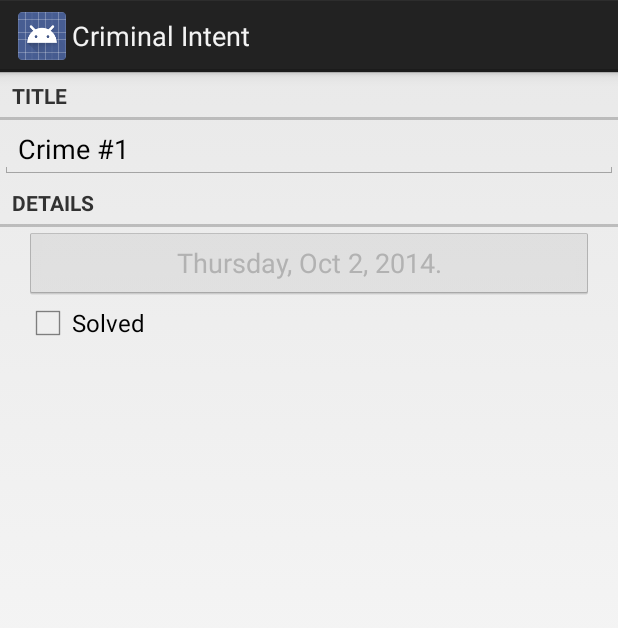
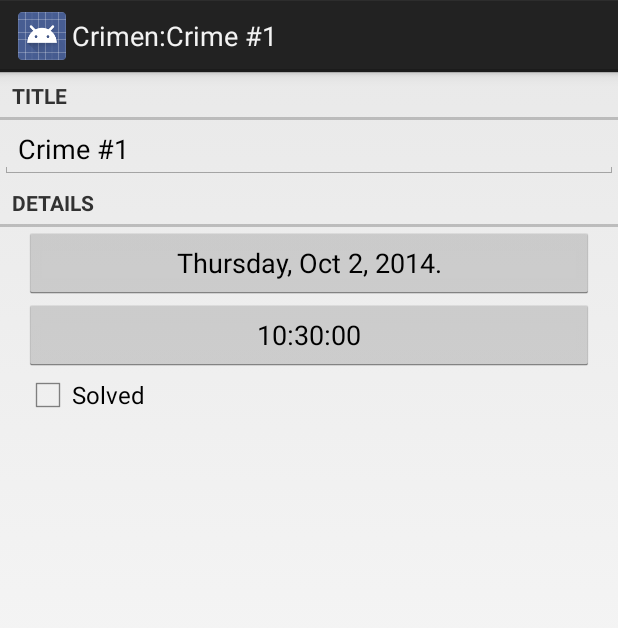
Before and after one commit to dabicho/android-excercises, an Android app: the screen it shows after launch (CriminalIntentActivity before the commit, CrimePagerActivity after it), after a tap on an icon or button, on a phone screen of 412 x 824 dp. Shown: the top 628 px of the screen. Run offline under Robolectric (Android 15) with nearby library versions, the phone set to English and light mode, and no system bars.

Commit message:
Capítulo 11 y 12 completo La aplicación permite actualizar fecha y hora del crimen

```diff
--- a/CriminalIntent/build.gradle
+++ b/CriminalIntent/build.gradle
@@ -2,7 +2,7 @@ apply plugin: 'com.android.application'
 
 android {
     compileSdkVersion 20
-    buildToolsVersion "20.0.0"
+    buildToolsVersion '20.0.0'
 
     defaultConfig {
         applicationId "mx.org.dabicho.criminal"
@@ -26,4 +26,5 @@ android {
 
 dependencies {
     compile fileTree(dir: 'libs', include: ['*.jar'])
+    compile 'com.android.support:support-v4:20.0.0'
 }
--- a/CriminalIntent/src/main/AndroidManifest.xml
+++ b/CriminalIntent/src/main/AndroidManifest.xml
@@ -14,10 +14,8 @@
                 <category android:name="android.intent.category.LAUNCHER"/>
             </intent-filter>
         </activity>
-        <activity
-            android:name=".CriminalIntentActivity"
-            android:label="@string/app_name" >
-        </activity>
+        <activity android:name=".CrimePagerActivity"
+            android:label="@string/app_name"/>
     </application>
 
 </manifest>
--- a/CriminalIntent/src/main/java/mx/org/dabicho/criminal/CrimeFragment.java
+++ b/CriminalIntent/src/main/java/mx/org/dabicho/criminal/CrimeFragment.java
@@ -1,12 +1,16 @@
 package mx.org.dabicho.criminal;
 
 import android.app.Activity;
+import android.content.Intent;
 import android.net.Uri;
 import android.os.Bundle;
-import android.app.Fragment;
+
+import android.support.v4.app.Fragment;
+import android.support.v4.app.FragmentManager;
 import android.text.Editable;
 import android.text.TextWatcher;
 import android.text.format.DateFormat;
+import android.util.Log;
 import android.view.LayoutInflater;
 import android.view.View;
 import android.view.ViewGroup;
@@ -16,6 +20,7 @@ import android.widget.CompoundButton;
 import android.widget.EditText;
 
 
+import java.util.Date;
 import java.util.UUID;
 
 import mx.org.dabicho.criminal.model.Crime;
@@ -30,12 +35,22 @@ import mx.org.dabicho.criminal.model.CrimeLab;
  * Use the {@link CrimeFragment#newInstance} factory method to
  * create an instance of this fragment.
  */
+/*
+Utilizamos fragment de support v4 por que es dependencia requerida por CrimePagerActivity
+ */
 public class CrimeFragment extends Fragment {
+    private static final String TAG="CrimeFragment";
+
 
     public static final String EXTRA_CRIME_ID = "mx.org.dabicho.criminal.crime_id";
+    private static final String DIALOG_DATE="date";
+    private static final String DIALOG_TIME="time";
+    private static final int REQUEST_DATE=0;
+    private static final int REQUEST_TIME=1;
     private Crime mCrime;
     private EditText mTitleField;
     private Button mDateButton;
+    private Button mTimeButton;
     private CheckBox mSolvedCheckBox;
 
     // TODO: Rename parameter arguments, choose names that match
@@ -56,7 +71,7 @@ public class CrimeFragment extends Fragment {
      * @param crimeId el ID del crimen para buscarlo en el laboratorio CrimeLab
      * @return A new instance of fragment CrimeFragment.
      */
-    // TODO: Rename and change types and number of parameters
+
     public static CrimeFragment newInstance(UUID crimeId) {
         CrimeFragment fragment = new CrimeFragment();
         Bundle args = new Bundle();
@@ -101,7 +116,8 @@ public class CrimeFragment extends Fragment {
 
             @Override
             public void onTextChanged(CharSequence s, int start, int before, int count) {
-                mCrime.setTitle(container.toString());
+
+                mCrime.setTitle(s.toString());
             }
 
             @Override
@@ -111,9 +127,32 @@ public class CrimeFragment extends Fragment {
         });
 
         mDateButton = (Button) v.findViewById(R.id.crime_date);
-        mDateButton.setText(DateFormat.format("EEEE, MMM d, yyyy.", mCrime.getDate()));
-        mDateButton.setEnabled(false);
+        mDateButton.setText(updateDate());
+        mDateButton.setOnClickListener(new View.OnClickListener() {
+            @Override
+            public void onClick(View v) {
+                Log.d(TAG, "onClick datePicker");
+                FragmentManager fm=getActivity().getSupportFragmentManager();
+                DatePickerFragment dialog= DatePickerFragment.newInstance(mCrime.getDate());
+                // Se indica el fragmento objetivo como este mismo, para que sepa a quien devolver
+                // la respuesta
+                dialog.setTargetFragment(CrimeFragment.this,REQUEST_DATE);
+                dialog.show(fm, DIALOG_DATE);
+            }
+        });
 
+        mTimeButton=(Button)v.findViewById(R.id.crime_time);
+        mTimeButton.setText(updateTime());
+        mTimeButton.setOnClickListener(new View.OnClickListener() {
+            @Override
+            public void onClick(View v) {
+                Log.d(TAG, "onClick timePicker");
+                FragmentManager fm=getActivity().getSupportFragmentManager();
+                TimePickerFragment dialog=TimePickerFragment.newInstance(mCrime.getDate());
+                dialog.setTargetFragment(CrimeFragment.this,REQUEST_TIME);
+                dialog.show(fm,DIALOG_TIME);
+            }
+        });
         mSolvedCheckBox = (CheckBox) v.findViewById(R.id.crime_solved);
         mSolvedCheckBox.setChecked(mCrime.isSolved());
         mSolvedCheckBox.setOnCheckedChangeListener(new CompoundButton.OnCheckedChangeListener() {
@@ -150,6 +189,23 @@ public class CrimeFragment extends Fragment {
         mListener = null;
     }
 
+    @Override
+    public void onActivityResult(int requestCode, int resultCode, Intent data) {
+        if(resultCode!=Activity.RESULT_OK) return;
+        if(requestCode==REQUEST_DATE) {
+            Date lDate=(Date)data.getSerializableExtra(DatePickerFragment.EXTRA_DATE);
+            mCrime.setDate(lDate);
+            mDateButton.setText(updateDate());
+            mTimeButton.setText(updateTime());
+        } else if(requestCode==REQUEST_TIME) {
+            Date lDate=(Date)data.getSerializableExtra(TimePickerFragment.EXTRA_TIME);
+            mCrime.setDate(lDate);
+            mDateButton.setText(updateDate());
+            mTimeButton.setText(updateTime());
+        }
+        super.onActivityResult(requestCode, resultCode, data);
+    }
+
     /**
      * This interface must be implemented by activities that contain this
      * fragment to allow an interaction in this fragment to be communicated
@@ -165,4 +221,12 @@ public class CrimeFragment extends Fragment {
         public void onFragmentInteraction(Uri uri);
     }
 
+    private String updateDate() {
+        return DateFormat.format("EEEE, MMM d, yyyy.", mCrime.getDate()).toString();
+    }
+
+
+    private String updateTime(){
+        return DateFormat.format("HH:mm:ss",mCrime.getDate()).toString();
+    }
 }
--- a/CriminalIntent/src/main/java/mx/org/dabicho/criminal/CrimeListFragment.java
+++ b/CriminalIntent/src/main/java/mx/org/dabicho/criminal/CrimeListFragment.java
@@ -42,7 +42,10 @@ public class CrimeListFragment extends ListFragment {
     public void onListItemClick(ListView l, View v, int position, long id) {
         Crime c =  ((CrimeAdapter)getListAdapter()).getItem(position);
 
-        Intent i=new Intent(getActivity(),CriminalIntentActivity.class);
+        // Originalmente se mostraba CriminalIntentActivity
+        //Intent i=new Intent(getActivity(),CriminalIntentActivity.class);
+        // Se regresa un intent para cargar CrimePagerActivity
+        Intent i = new Intent(getActivity(), CrimePagerActivity.class);
         i.putExtra(CrimeFragment.EXTRA_CRIME_ID, c.getId());
         startActivity(i);
     }
@@ -67,7 +70,7 @@ public class CrimeListFragment extends ListFragment {
             TextView lTitleTextView=(TextView)convertView.findViewById(R.id.crime_list_item_titleTextView);
             lTitleTextView.setText(c.getTitle());
             TextView lDateTextView=(TextView)convertView.findViewById(R.id.crime_list_item_dateTextView);
-            lDateTextView.setText(DateFormat.format("EEEE, MMM d, yyyy",c.getDate()));
+            lDateTextView.setText(DateFormat.format("EEEE, MMM d, yyyy ",c.getDate())+"a las"+DateFormat.format(" HH:mm:ss",c.getDate()));
             CheckBox lSolvedCheckBox=(CheckBox)convertView.findViewById(R.id.crime_list_item_solvedCheckBox);
             lSolvedCheckBox.setChecked(c.isSolved());
 
--- /dev/null
+++ b/CriminalIntent/src/main/java/mx/org/dabicho/criminal/CrimePagerActivity.java
@@ -0,0 +1,92 @@
+package mx.org.dabicho.criminal;
+
+import android.app.Activity;
+import android.net.Uri;
+import android.os.Bundle;
+import android.support.v4.app.Fragment;
+import android.support.v4.app.FragmentActivity;
+import android.support.v4.app.FragmentManager;
+import android.support.v4.app.FragmentStatePagerAdapter;
+import android.support.v4.view.ViewPager;
+import android.util.Log;
+
+import java.util.ArrayList;
+import java.util.UUID;
+
+import mx.org.dabicho.criminal.model.Crime;
+import mx.org.dabicho.criminal.model.CrimeLab;
+
+/**
+ * Created by dabicho on 10/2/14.
+ */
+/*
+Utilizamos FragmentActivity de la librería de support por que ViewPager lo requiere
+ */
+public class CrimePagerActivity extends FragmentActivity implements CrimeFragment.OnFragmentInteractionListener{
+    private final static String TAG="CrimePagerActivity";
+    private ViewPager mViewPager;
+    private ArrayList<Crime> mCrimes;
+    @Override
+    protected void onCreate(Bundle savedInstanceState) {
+        super.onCreate(savedInstanceState);
+        mViewPager=new ViewPager(this);
+        mViewPager.setId(R.id.viewPager);
+        setContentView(mViewPager);
+
+        mCrimes= CrimeLab.getInstance(this).getCrimes();
+        FragmentManager fm = getSupportFragmentManager();
+        mViewPager.setAdapter(new FragmentStatePagerAdapter(fm) {
+            @Override
+            public Fragment getItem(int i) {
+                Crime lCrime=mCrimes.get(i);
+                return CrimeFragment.newInstance(lCrime.getId());
+            }
+
+            @Override
+            public int getCount() {
+                return mCrimes.size();
+            }
+        });
+        // Define cuantas páginas son cargadas hacia adelante y atrás previendo peticiones futuras
+        // Default es 1
+        mViewPager.setOffscreenPageLimit(1);
+        mViewPager.setOnPageChangeListener(new ViewPager.OnPageChangeListener() {
+            @Override
+            public void onPageScrolled(int i, float v, int i2) {
+
+            }
+
+            @Override
+            public void onPageSelected(int i) {
+                Crime lCrime=mCrimes.get(i);
+                Log.d(TAG, "onPageSelected " + i);
+                if(lCrime.getTitle()!=null) {
+
+                    setTitle(getString(R.string.crime_title_part)+lCrime.getTitle());
+                }
+                else
+                    setTitle(getString(R.string.crime_title_part));
+            }
+
+            @Override
+            public void onPageScrollStateChanged(int i) {
+
+            }
+        });
+        // Buscar el crimen con el id dado en el extra
+        UUID crimeId=(UUID)getIntent().getSerializableExtra(CrimeFragment.EXTRA_CRIME_ID);
+        for(int i=0; i<mCrimes.size();i++){
+            if(mCrimes.get(i).getId().equals(crimeId)){
+                mViewPager.setCurrentItem(i);
+                break;
+            }
+        }
+    }
+
+
+
+    @Override
+    public void onFragmentInteraction(Uri uri) {
+        // No hace nada actualmente
+    }
+}
--- a/CriminalIntent/src/main/java/mx/org/dabicho/criminal/CriminalIntentActivity.java
+++ /dev/null
@@ -1,33 +0,0 @@
-package mx.org.dabicho.criminal;
-
-
-import android.app.Fragment;
-
-import android.net.Uri;
-
-import android.util.Log;
-
-import java.util.UUID;
-
-/*
-Para soporte con versiones anteriores de android, en lugar de extender Activity debe extender
-FragmentActivity
- */
-public class CriminalIntentActivity extends SingleFragmentActivity implements CrimeFragment.OnFragmentInteractionListener {
-    private static final String TAG = "CriminalIntentActivity";
-
-    @Override
-    protected Fragment createFragment() {
-        Log.d(TAG,"createFragment");
-        UUID lCrimeId=(UUID)getIntent().getSerializableExtra(CrimeFragment.EXTRA_CRIME_ID);
-        return CrimeFragment.newInstance(lCrimeId);
-
-    }
-
-
-
-    @Override
-    public void onFragmentInteraction(Uri uri) {
-        Log.d(TAG, "onFragmentInteraction: " + uri);
-    }
-}
--- a/CriminalIntent/src/main/res/layout/fragment_crime.xml
+++ b/CriminalIntent/src/main/res/layout/fragment_crime.xml
@@ -28,6 +28,12 @@
         android:layout_marginLeft="16dp"
         android:layout_marginRight="16dp"
         />
+    <Button android:id="@+id/crime_time"
+        android:layout_width="match_parent"
+        android:layout_height="wrap_content"
+        android:layout_marginLeft="16dp"
+        android:layout_marginRight="16dp"
+        />
     <CheckBox android:id="@+id/crime_solved"
         android:layout_width="match_parent"
         android:layout_height="wrap_content"
--- /dev/null
+++ b/CriminalIntent/src/main/res/values/ids.xml
@@ -0,0 +1,4 @@
+<?xml version="1.0" encoding="utf-8"?>
+<resources>
+    <item type="id" name="viewPager" />
+</resources>
--- a/CriminalIntent/src/main/res/values/strings.xml
+++ b/CriminalIntent/src/main/res/values/strings.xml
@@ -8,5 +8,7 @@
     <string name="crime_details_label">Details</string>
     <string name="crime_solved_label">Solved</string>
     <string name="crimes_title">Lista de Crímenes</string>
-
+    <string name="crime_title_part">Crimen: </string>
+    <string name="date_picker_title">Fecha del crimen:</string>
+    <string name="time_picker_title">Hora de crimen</string>
 </resources>
```
Also changed, not shown: CriminalIntent/src/main/java/mx/org/dabicho/criminal/DatePickerFragment.java (added, +89 -0 lines), CriminalIntent/src/main/java/mx/org/dabicho/criminal/TimePickerFragment.java (added, +80 -0 lines), CriminalIntent/src/main/java/mx/org/dabicho/criminal/model/CrimeLab.java (+10 -0 lines), CriminalIntent/src/main/res/layout/dialog_date.xml (added, +9 -0 lines), CriminalIntent/src/main/res/layout/dialog_time.xml (added, +8 -0 lines).
